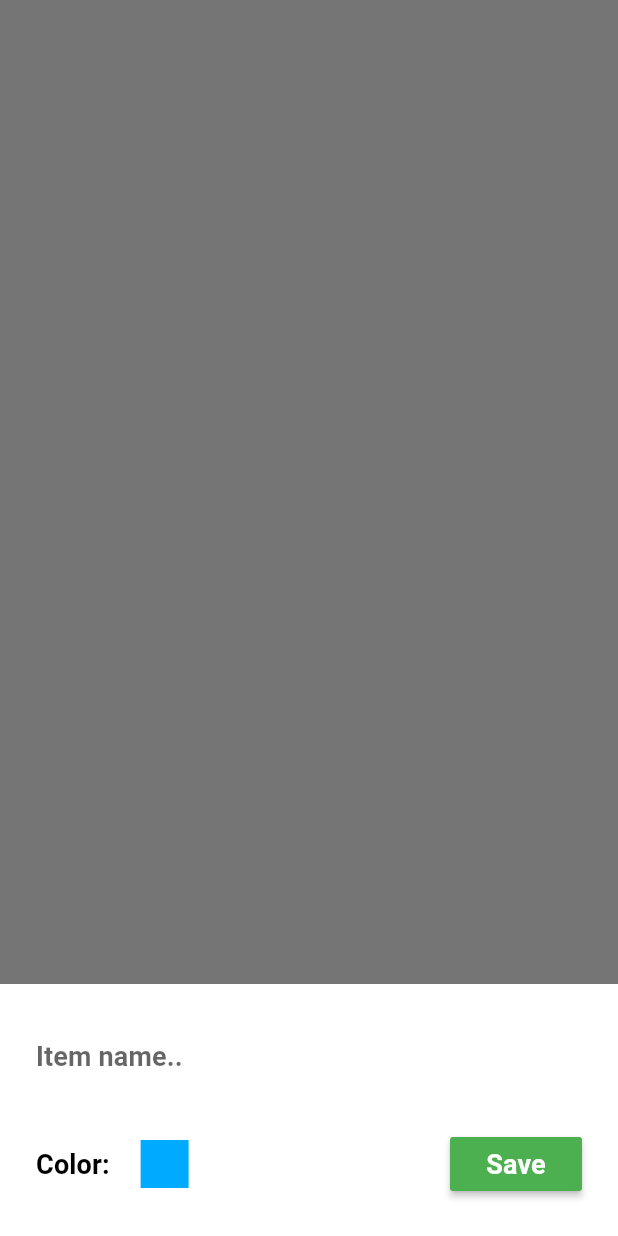
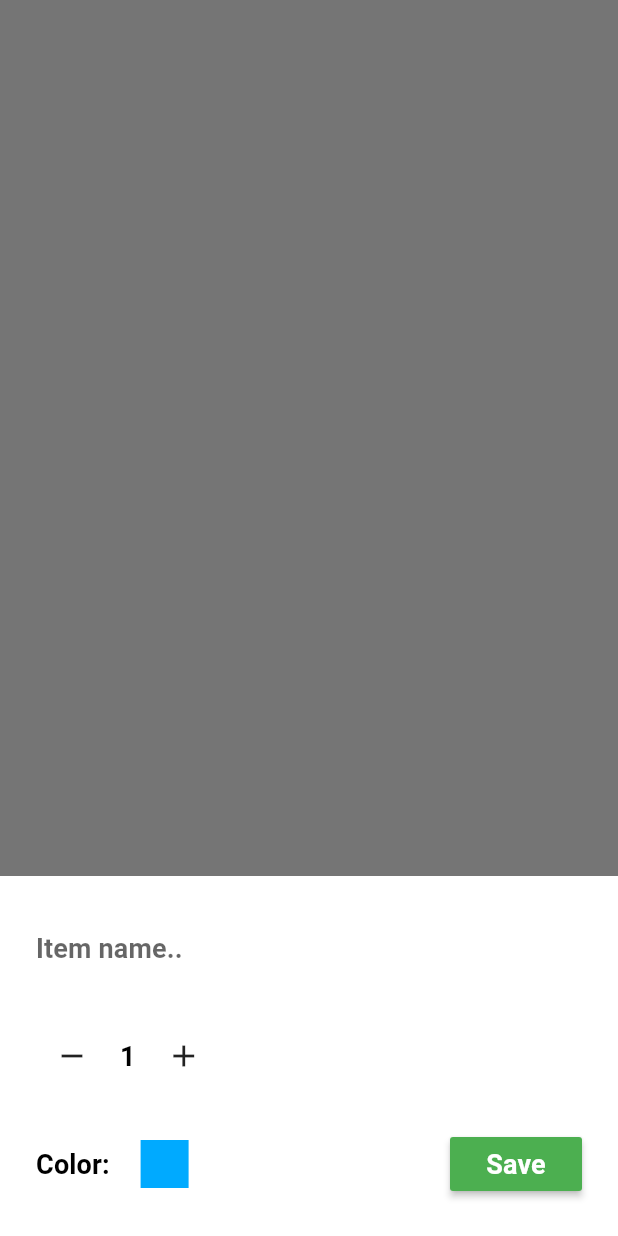
Before and after one commit to t-girniak/Flutter-Shopping-List-BLoC-Freezed-, a Flutter app: what displayBottomSheet() shows on an empty page, opened directly, on a phone screen of 412 x 824 dp. Run offline on Flutter 3.47's test engine with Material 2 defaults, Android fonts, the phone set to English and light mode, and no system bars; our stand-ins replace bloc, dynamic_theme, flutter_bloc, flutter_colorpicker, freezed_annotation, get_it and 2 more; accounts and stored records are empty; generated files the repository leaves out were written again.

Commit message:
Added quantity functionality for the shopping item

```diff
--- a/lib/models/shopping_item/shopping_item.dart
+++ b/lib/models/shopping_item/shopping_item.dart
@@ -8,7 +8,7 @@ part 'shopping_item.freezed.dart';
 abstract class ShoppingItem with _$ShoppingItem {
   const factory ShoppingItem({
     @required String title,
-    int quantity,
+    @Default(1) int quantity,
     @Default(Color.fromARGB(255, 0, 170, 255)) Color color,
     @Default(false) bool checked,
   }) = _ShoppingItem;
--- a/lib/screens/shopping_list/local_widgets/edit_item_sheet/edit_item_bottom_sheet.dart
+++ b/lib/screens/shopping_list/local_widgets/edit_item_sheet/edit_item_bottom_sheet.dart
@@ -46,6 +46,25 @@ void displayBottomSheet(BuildContext context) {
                         controller: cubit.titleController,
                         validator: (value) => basicValidator(value),
                       ),
+                    ),
+                    SizedBox(height: 24),
+                    Row(
+                      children: [
+                        IconButton(
+                          icon: Icon(Icons.remove),
+                          onPressed: () => cubit.decreaseQuantity(),
+                        ),
+                        SizedBox(width: 8),
+                        Text(
+                          '${state.shoppingItem.quantity}',
+                          style: Theme.of(context).textTheme.subtitle2,
+                        ),
+                        SizedBox(width: 8),
+                        IconButton(
+                          icon: Icon(Icons.add),
+                          onPressed: () => cubit.increaseQuantity(),
+                        ),
+                      ],
                     ),
                     SizedBox(height: 24),
                     Row(
--- a/lib/screens/shopping_list/local_widgets/shopping_item_widget.dart
+++ b/lib/screens/shopping_list/local_widgets/shopping_item_widget.dart
@@ -50,7 +50,7 @@ class _ShoppingItemWidgetState extends State<ShoppingItemWidget> {
                 ),
                 SizedBox(width: 8),
                 Text(
-                  widget.shoppingItem.title,
+                  '${widget.shoppingItem.title} x ${widget.shoppingItem.quantity}',
                   style: widget.shoppingItem.checked
                       ? Theme.of(context).textTheme.bodyText1.merge(TextStyle(
                             decoration: TextDecoration.lineThrough,
```
Also changed, not shown: lib/screens/shopping_list/local_widgets/edit_item_sheet/cubit/edit_item_cubit.dart (+17 -8 lines), lib/models/shopping_item/shopping_item.freezed.dart.
